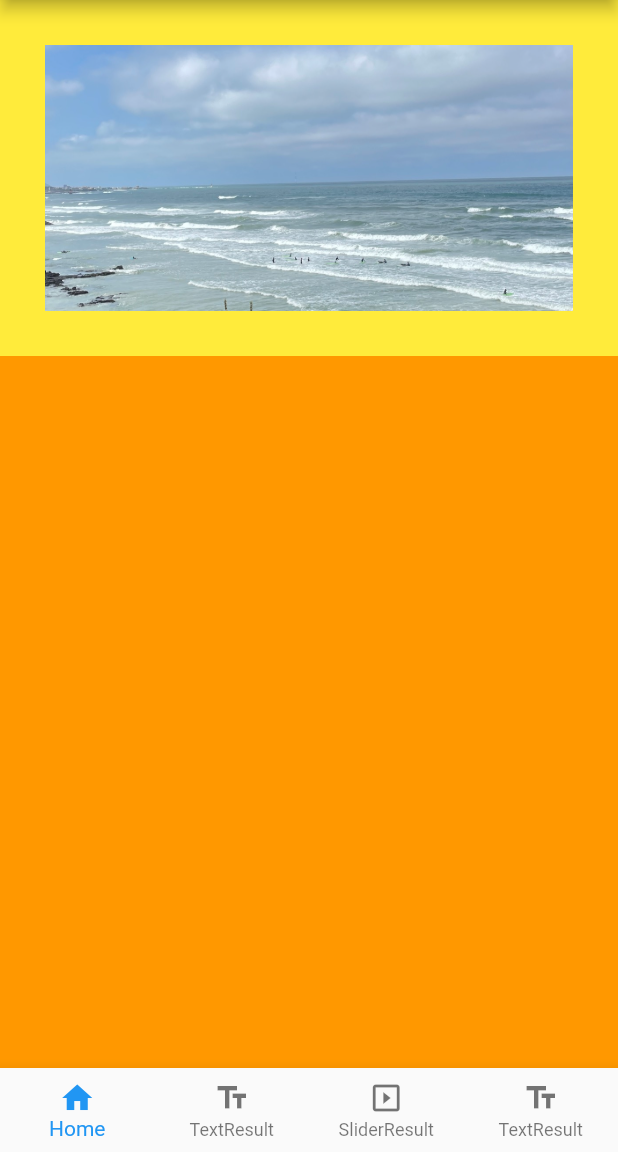
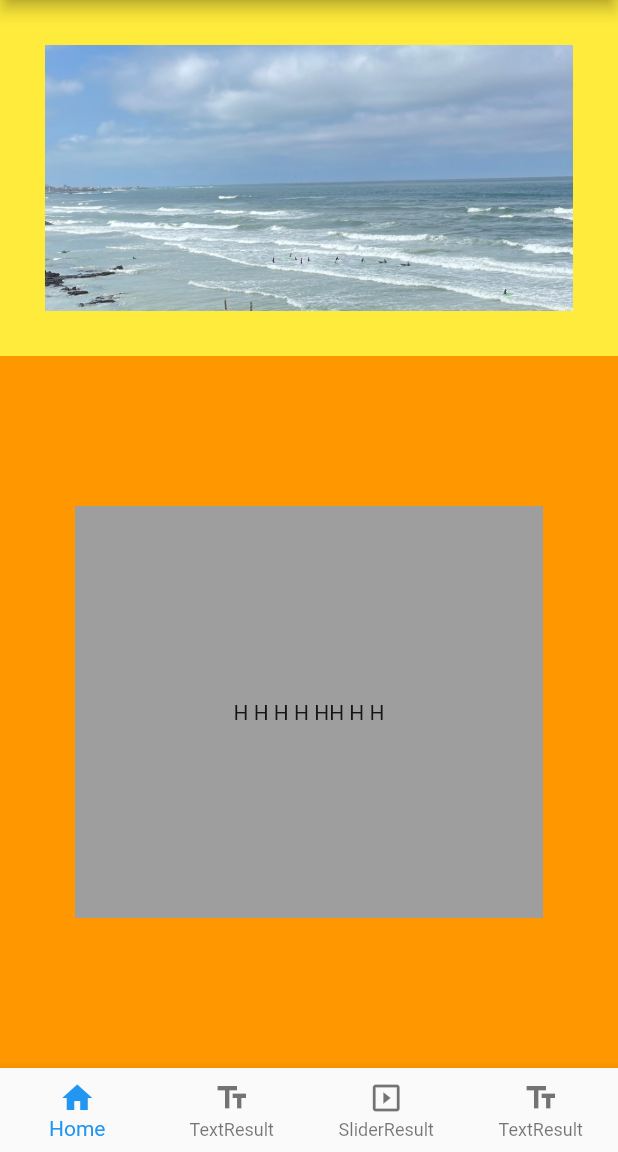
Before and after one commit to naturalitchy/flutter-text-slider-data-transform, a Flutter app: the screen it shows after launch, on a phone screen of 412 x 824 dp, the part 84-1236 px from its top. Run offline on Flutter 3.47's test engine with Material 2 defaults, Android fonts, the phone set to English and light mode, and no system bars; statements that could not run were skipped.

```diff
--- a/lib/screen/output/text_result_screen.dart
+++ b/lib/screen/output/text_result_screen.dart
@@ -1,16 +1,45 @@
 
 import 'package:flutter/material.dart';
+import 'package:text_transform/screen/root_screen.dart';
 
-class TextResultScreen extends StatelessWidget {
-  const TextResultScreen({Key? key}) : super(key: key);
+class TextResultScreen extends StatefulWidget {
+
+  TextResultScreen({Key? key}) : super(key: key);
+
+  @override
+  State<TextResultScreen> createState() => _TextResultScreenState();
+}
+
+class _TextResultScreenState extends State<TextResultScreen> {
+
 
   @override
   Widget build(BuildContext context) {
+
     return Container(
       padding: EdgeInsets.only(left: 50, right: 50, top: 100, bottom: 100),
       child: Column(
+        mainAxisAlignment: MainAxisAlignment.center,
         children: [
+          Expanded(
+            child: Container(
+              color: Colors.grey,
+              child: Center(
+                child: Text(' H H H H HH H H '),
+              )
+            ),
+          ),
+          // Container(
+          //
+          //   height: 11.0,
+          //   width: 100,
+          //   color: Colors.grey,
+          //   child: Text(' Hello !!!'),
+          // ),
 
+          // Text('Bottom text is  '),
+          // SizedBox(height: 50.0,),
+          // Text(' => ${RootScreen.staticStr}'),
         ],
       ),
     );
--- a/lib/screen/root_screen.dart
+++ b/lib/screen/root_screen.dart
@@ -10,7 +10,9 @@ import 'package:text_transform/screen/input/slider_input_screen.dart';
 import 'package:text_transform/screen/output/slider_result_screen.dart';
 import 'package:text_transform/screen/output/text_result_screen.dart';
 
+
 class RootScreen extends StatefulWidget {
+
   const RootScreen({Key? key}) : super(key: key);
 
   @override
@@ -26,6 +28,8 @@ class _RootScreenState extends State<RootScreen> with TickerProviderStateMixin {
     SliderInputScreen(),
   ];
   */
+
+
 
   // Setting the PageController.
   final PageController _pageController = PageController();
@@ -90,6 +94,7 @@ class _RootScreenState extends State<RootScreen> with TickerProviderStateMixin {
   Widget build(BuildContext context) {
     // 상태바 색상 변경. 상태바가 어디를 말하는거임... 색상도 안변함. 맨 위의 그 와이파이 있고 그 부분이네.
     // SystemChrome.setSystemUIOverlayStyle(SystemUiOverlayStyle.dark);
+    print(' ##########@@@@@@@@@####### => ${RootScreen.staticStr}');
 
     return Scaffold(
       appBar: appBarSetting(),
```
Also changed, not shown: lib/screen/input/text_input_screen.dart (+6 -1 lines), lib/static/static_variable.dart (added, +10 -0 lines).
